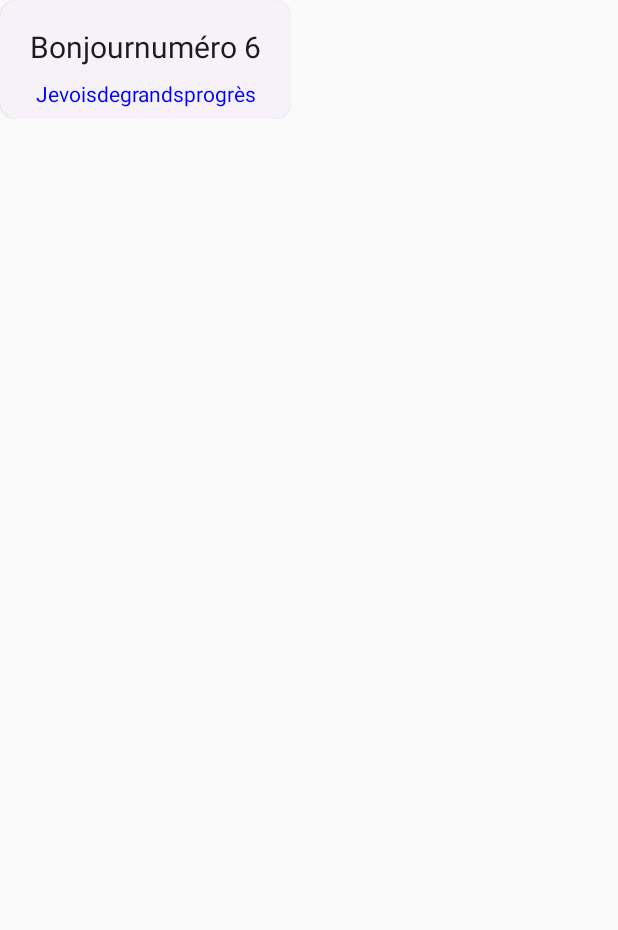
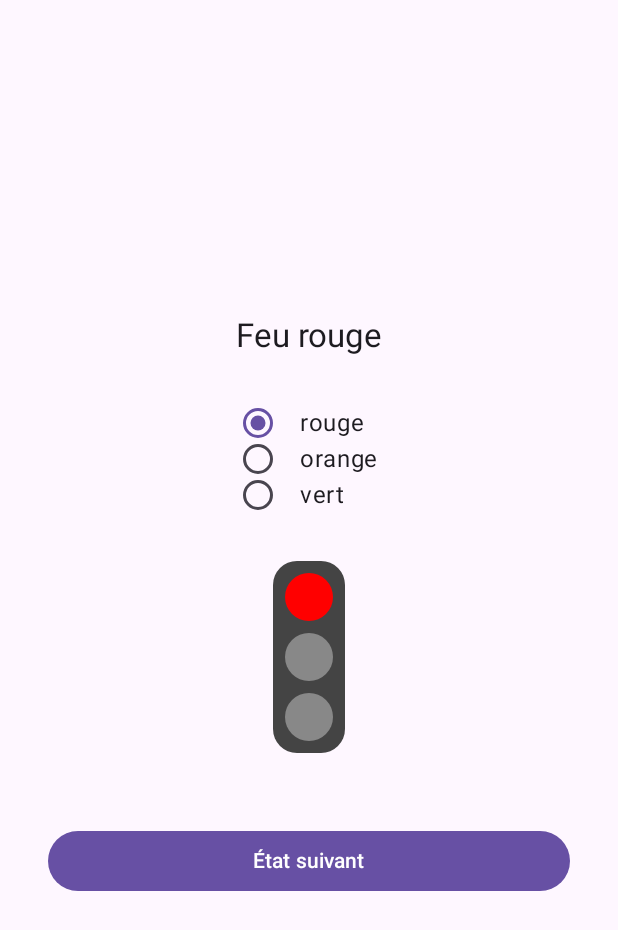
Before and after one commit to rabihrajaa/TP4_Android, an Android app built with Jetpack Compose: the screen it shows after launch (MainActivity), on a phone screen of 412 x 824 dp. Shown: the top 930 px of the screen. Run offline under Robolectric (Android 15) with nearby library versions, the phone set to English and light mode, and no system bars.

Commit message:
last_commit

```diff
--- a/app/src/main/java/fr/iutlan/tp4/MainActivity.kt
+++ b/app/src/main/java/fr/iutlan/tp4/MainActivity.kt
@@ -3,23 +3,28 @@ package fr.iutlan.tp4
 import android.os.Bundle
 import androidx.activity.ComponentActivity
 import androidx.activity.compose.setContent
-import androidx.compose.foundation.layout.*
-import androidx.compose.material3.*
-import androidx.compose.runtime.Composable
-import androidx.compose.ui.Alignment
+import androidx.compose.foundation.layout.fillMaxSize
+import androidx.compose.material3.MaterialTheme
+import androidx.compose.material3.Surface
 import androidx.compose.ui.Modifier
-import androidx.compose.ui.graphics.Color
-import androidx.compose.ui.text.font.FontWeight
-import androidx.compose.ui.tooling.preview.Preview
-import androidx.compose.ui.unit.dp
-import androidx.compose.ui.unit.sp
+import fr.iutlan.tp4.feu3.ui.MainActivityFeu3View
 
 class MainActivity : ComponentActivity() {
     override fun onCreate(savedInstanceState: Bundle?) {
         super.onCreate(savedInstanceState)
         setContent {
-            Accueil(name = "numéro 6")
+            MaterialTheme {
+                Surface(
+                    modifier = Modifier.fillMaxSize(),
+                    color = MaterialTheme.colorScheme.background
+                ) {
+                    MainActivityFeu3View()
+                }
+            }
         }
+    }
+}
+
 //        enableEdgeToEdge()
 //        setContent {
 //            TP4Theme {
@@ -32,8 +37,8 @@ class MainActivity : ComponentActivity() {
 //            }
 //        }
 
-    }
-}
+//    }
+//}
 //
 //@Composable
 //fun Greeting(name: String, modifier: Modifier = Modifier) {
@@ -51,26 +56,42 @@ class MainActivity : ComponentActivity() {
 //    }
 //}
 
-@Composable
-fun Accueil(name:String,modifier:Modifier=Modifier){
-    ElevatedCard{
-        Column(
-            modifier=modifier.padding(8.dp),
-            horizontalAlignment=Alignment.CenterHorizontally
-        ){
-            Text(
-                text="Bonjour$name",
-                fontSize=20.sp,
-                modifier=Modifier.padding(12.dp))
-            Text(text="Jevoisdegrandsprogrès",color=Color.Blue)
-        }
-    }
-}
-@Preview
-@Composable
-fun AccueilPreview(){
-    Column{
-        Accueil(name="numéro10",modifier=Modifier.fillMaxWidth())
-        Accueil(name="numéro6") //valeurpardéfautdumodifier
-    }
-}
+//@Composable
+//fun Accueil(name:String,modifier:Modifier=Modifier){
+//    ElevatedCard{
+//        Column(
+//            modifier=modifier.padding(8.dp),
+//            horizontalAlignment=Alignment.CenterHorizontally
+//        ){
+//            Text(
+//                text="Bonjour$name",
+//                fontSize=20.sp,
+//                modifier=Modifier.padding(12.dp))
+//            Text(text="Jevoisdegrandsprogrès",color=Color.Blue)
+//        }
+//    }
+//}
+//@Preview
+//@Composable
+//fun AccueilPreview(){
+//    Column{
+//        Accueil(name="numéro10",modifier=Modifier.fillMaxWidth())
+//        Accueil(name="numéro6") //valeurpardéfautdumodifier
+//    }
+//}
+
+//@Composable
+//fun AccueilMultipleSeulementJ(names: List<String>) {
+//    Column {
+//        for (name in names) {
+//            if (name.startsWith("j")) {
+//                Text(text = "Bonjour $name !",modifier=Modifier.padding(4.dp))
+//            }
+//        }
+//    }
+//}
+//@Preview
+//@Composable
+//fun AccueilMultipleSeulementJPreview() {
+//    AccueilMultipleSeulementJ(listOf("paul", "jean", "pierre", "jacques"))
+//}
--- /dev/null
+++ b/app/src/main/java/fr/iutlan/tp4/feu3/controller/Feu3ViewModel.kt
@@ -0,0 +1,32 @@
+package fr.iutlan.tp4.feu3.controller
+
+import androidx.compose.runtime.mutableStateOf
+import androidx.lifecycle.ViewModel
+import fr.iutlan.tp4.feu3.state.Feu3State
+import fr.iutlan.tp4.feu3.state.FeuCouleur
+
+class Feu3ViewModel : ViewModel() {
+    private val _state = mutableStateOf(Feu3State())
+    var state
+        get() = _state.value
+        private set(newState) {
+            _state.value = newState
+        }
+
+    init {
+        reset()
+    }
+
+    fun reset() {
+        state = Feu3State()
+    }
+
+    fun suivant() {
+        state = when (state.couleur) {
+            FeuCouleur.ROUGE -> state.copyChangeCouleur(FeuCouleur.VERT)
+            FeuCouleur.VERT -> state.copyChangeCouleur(FeuCouleur.ORANGE)
+            FeuCouleur.ORANGE -> state.copyChangeCouleur(FeuCouleur.ROUGE)
+        }
+    }
+
+}
--- /dev/null
+++ b/app/src/main/java/fr/iutlan/tp4/feu3/state/Feu3View.kt
@@ -0,0 +1,39 @@
+package fr.iutlan.tp4.feu3.state
+
+//data class Feu3State(
+//    val rouge: Boolean = true,
+//    val orange: Boolean = false,
+//    val vert: Boolean = false
+//) {
+//    /**
+//     * @return Nom de la couleur courante
+//     */
+//    val nomCouleur: String
+//        get() = when {
+//            rouge -> "rouge"
+//            orange -> "orange"
+//            vert -> "vert"
+//            else -> "???"
+//        }
+//}
+
+enum class FeuCouleur {
+    ROUGE,
+    ORANGE,
+    VERT
+}
+
+data class Feu3State(
+    val couleur: FeuCouleur = FeuCouleur.ROUGE
+) {
+    val nomCouleur: String
+        get() = couleur.toString().lowercase()
+
+    val rouge get() = couleur == FeuCouleur.ROUGE
+    val orange get() = couleur == FeuCouleur.ORANGE
+    val vert get() = couleur == FeuCouleur.VERT
+
+    fun copyChangeCouleur(nouvelle: FeuCouleur): Feu3State {
+        return this.copy(couleur = nouvelle)
+    }
+}
--- /dev/null
+++ b/app/src/main/java/fr/iutlan/tp4/feu3/ui/Feu3View.kt
@@ -0,0 +1,92 @@
+package fr.iutlan.tp4.feu3.ui
+
+import androidx.compose.foundation.Canvas
+import androidx.compose.foundation.background
+import androidx.compose.foundation.layout.*
+import androidx.compose.foundation.shape.RoundedCornerShape
+import androidx.compose.material3.*
+import androidx.compose.runtime.Composable
+import androidx.compose.ui.*
+import androidx.compose.ui.draw.clip
+import androidx.compose.ui.graphics.Color
+import androidx.compose.ui.unit.dp
+import androidx.lifecycle.viewmodel.compose.viewModel
+import fr.iutlan.tp4.feu3.controller.Feu3ViewModel
+import fr.iutlan.tp4.feu3.state.Feu3State
+
+@Composable
+fun MainActivityFeu3View(viewmodel: Feu3ViewModel = viewModel()) {
+    val state = viewmodel.state
+    Column(
+        verticalArrangement = Arrangement.Center,
+        horizontalAlignment = Alignment.CenterHorizontally
+    ) {
+        Feu3ViewV1(state, modifier = Modifier.padding(16.dp))
+        Feu3ViewV2(state, modifier = Modifier.padding(16.dp))
+        Feu3ViewV3(state, modifier = Modifier.padding(16.dp))
+
+        Button(
+            onClick = { viewmodel.suivant() },
+            modifier = Modifier.fillMaxWidth().padding(32.dp)
+        ) {
+            Text(text = "État suivant")
+        }
+    }
+}
+
+@Composable
+fun Feu3ViewV1(state: Feu3State, modifier: Modifier = Modifier) {
+    Text(
+        text = "Feu ${state.nomCouleur}",
+        style = MaterialTheme.typography.titleLarge,
+        modifier = modifier
+    )
+}
+
+@Composable
+fun Feu3ViewV2(state: Feu3State, modifier: Modifier = Modifier) {
+    Column(modifier.wrapContentSize()) {
+        listOf(
+            "rouge" to state.rouge,
+            "orange" to state.orange,
+            "vert" to state.vert
+        ).forEach { (label, isOn) ->
+            Row(Modifier.padding(horizontal = 16.dp)) {
+                RadioButton(selected = isOn, onClick = null)
+                Text(text = label, modifier = Modifier.padding(start = 16.dp))
+            }
+        }
+    }
+}
+
+@Composable
+fun Feu3ViewV3(state: Feu3State, modifier: Modifier = Modifier) {
+    Column(modifier = modifier.wrapContentSize(Alignment.Center)) {
+        Box(
+            contentAlignment = Alignment.Center,
+            modifier = Modifier
+                .size(48.dp, 128.dp)
+                .clip(RoundedCornerShape(16.dp))
+                .background(Color.DarkGray)
+        ) {
+            Column {
+                Feu(Color.Red, state.rouge)
+                Feu(Color.Orange, state.orange)
+                Feu(Color.Green, state.vert)
+            }
+        }
+    }
+}
+
+@Composable
+fun Feu(color: Color, isOn: Boolean, modifier: Modifier = Modifier) {
+    Canvas(
+        modifier = Modifier.size(40.dp).padding(4.dp),
+        onDraw = {
+            drawCircle(color = if (isOn) color else Color.Gray)
+        }
+    )
+}
+
+private val Color.Companion.Orange: Color
+    get() = Color(0xFFFFA500)
```
